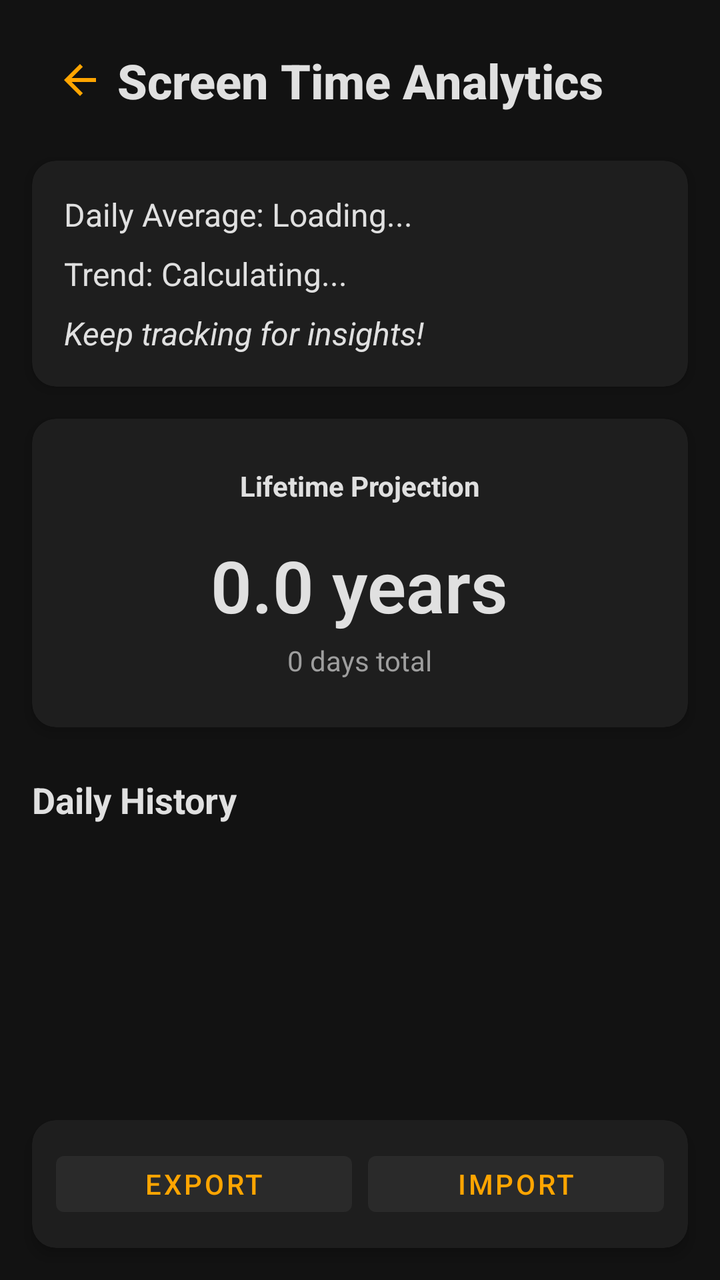
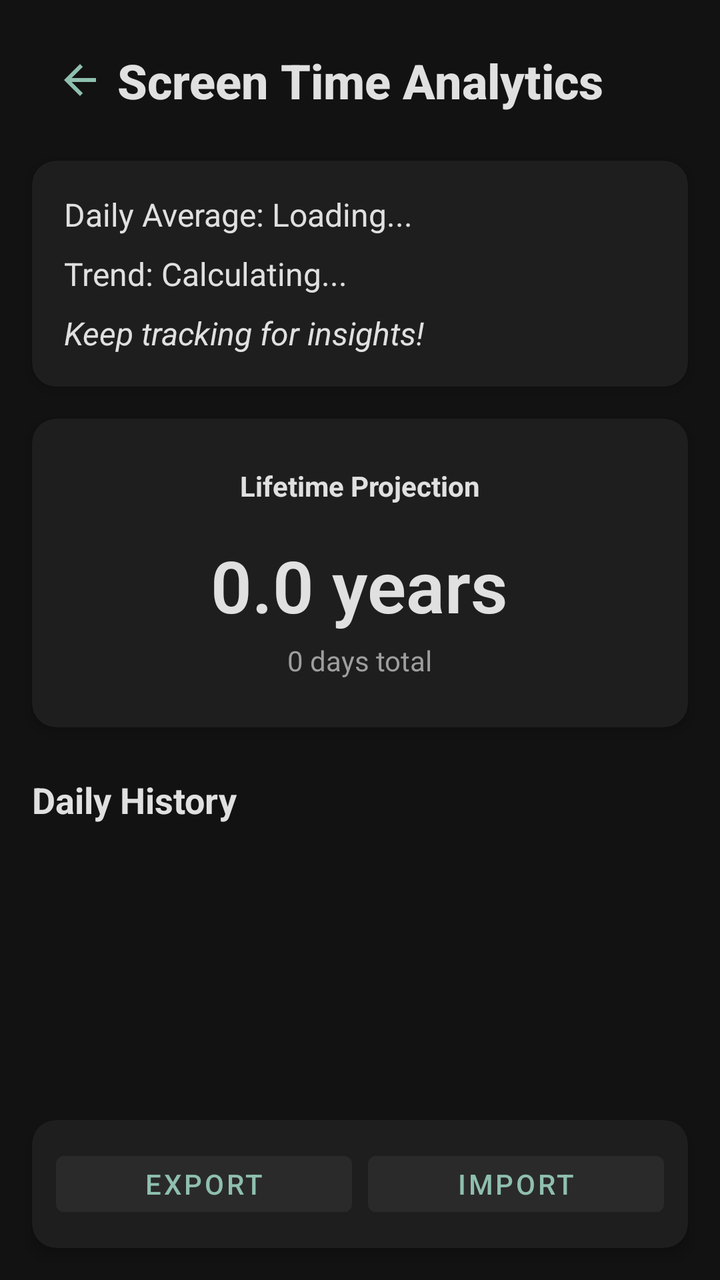

Screens rendered from an Android XML layout before and after an edit, with the pre-edit source and the edit as a unified diff.
<!-- AndroidManifest.xml: application theme Theme.Screentimetracker -->
<!-- res/layout/activity_analytics.xml -->
<?xml version="1.0" encoding="utf-8"?>
<androidx.constraintlayout.widget.ConstraintLayout xmlns:android="http://schemas.android.com/apk/res/android"
    xmlns:app="http://schemas.android.com/apk/res-auto"
    xmlns:tools="http://schemas.android.com/tools"
    android:layout_width="match_parent"
    android:layout_height="match_parent"
    android:background="@color/app_background_dark"
    android:fitsSystemWindows="true"
    tools:context=".AnalyticsActivity">

    <ImageButton
        android:id="@+id/backButton"
        android:layout_width="48dp"
        android:layout_height="48dp"
        android:background="?attr/selectableItemBackgroundBorderless"
        android:contentDescription="Back"
        android:src="@drawable/ic_arrow_back"
        app:layout_constraintStart_toStartOf="parent"
        app:layout_constraintTop_toTopOf="parent"
        android:layout_marginTop="16dp"
        android:layout_marginStart="16dp"
        app:tint="@color/accent_orange" />

    <TextView
        android:id="@+id/titleTextView"
        android:layout_width="wrap_content"
        android:layout_height="wrap_content"
        android:text="Screen Time Analytics"
        android:textColor="@color/text_primary_dark"
        android:textSize="24sp"
        android:textStyle="bold"
        android:fontFamily="sans-serif-medium"
        app:layout_constraintTop_toTopOf="@+id/backButton"
        app:layout_constraintBottom_toBottomOf="@+id/backButton"
        app:layout_constraintStart_toStartOf="parent"
        app:layout_constraintEnd_toEndOf="parent" />

    <androidx.cardview.widget.CardView
        android:id="@+id/summaryCardView"
        android:layout_width="0dp"
        android:layout_height="wrap_content"
        android:layout_marginStart="16dp"
        android:layout_marginTop="24dp"
        android:layout_marginEnd="16dp"
        app:cardBackgroundColor="@color/surface_dark"
        app:cardCornerRadius="12dp"
        app:cardElevation="4dp"
        app:layout_constraintEnd_toEndOf="parent"
        app:layout_constraintStart_toStartOf="parent"
        app:layout_constraintTop_toBottomOf="@+id/titleTextView">

        <LinearLayout
            android:layout_width="match_parent"
            android:layout_height="wrap_content"
            android:orientation="vertical"
            android:padding="16dp">

            <TextView
                android:id="@+id/averageTextView"
                android:layout_width="wrap_content"
                android:layout_height="wrap_content"
                android:text="Daily Average: Loading..."
                android:textColor="@color/text_primary_dark"
                android:textSize="16sp"
                android:layout_marginBottom="8dp" />

            <TextView
                android:id="@+id/trendTextView"
                android:layout_width="wrap_content"
                android:layout_height="wrap_content"
                android:text="Trend: Calculating..."
                android:textColor="@color/text_primary_dark"
                android:textSize="16sp"
                android:layout_marginBottom="8dp" />

            <TextView
                android:id="@+id/progressTextView"
                android:layout_width="wrap_content"
                android:layout_height="wrap_content"
                android:text="Keep tracking for insights!"
                android:textColor="@color/text_primary_dark"
                android:textSize="16sp"
                android:textStyle="italic" />

        </LinearLayout>
    </androidx.cardview.widget.CardView>

    <androidx.cardview.widget.CardView
        android:id="@+id/lifetimeCardView"
        android:layout_width="0dp"
        android:layout_height="wrap_content"
        android:layout_marginStart="16dp"
        android:layout_marginTop="16dp"
        android:layout_marginEnd="16dp"
        app:cardBackgroundColor="@color/surface_dark"
        app:cardCornerRadius="12dp"
        app:cardElevation="4dp"
        app:layout_constraintEnd_toEndOf="parent"
        app:layout_constraintStart_toStartOf="parent"
        app:layout_constraintTop_toBottomOf="@+id/summaryCardView">

        <LinearLayout
            android:layout_width="match_parent"
            android:layout_height="wrap_content"
            android:orientation="vertical"
            android:padding="24dp"
            android:gravity="center">

            <TextView
                android:layout_width="wrap_content"
                android:layout_height="wrap_content"
                android:text="Lifetime Projection"
                android:textColor="@color/text_primary_dark"
                android:textSize="14sp"
                android:textStyle="bold"
                android:layout_marginBottom="16dp" />

            <TextView
                android:id="@+id/lifetimeYearsTextView"
                android:layout_width="wrap_content"
                android:layout_height="wrap_content"
                android:text="0.0 years"
                android:textColor="@color/text_primary_dark"
                android:textSize="36sp"
                android:textStyle="bold"
                android:fontFamily="sans-serif-light"
                android:layout_marginBottom="4dp" />

            <TextView
                android:id="@+id/lifetimeDaysTextView"
                android:layout_width="wrap_content"
                android:layout_height="wrap_content"
                android:text="0 days total"
                android:textColor="@color/text_secondary_dark"
                android:textSize="14sp" />

        </LinearLayout>
    </androidx.cardview.widget.CardView>

    <TextView
        android:id="@+id/historyLabel"
        android:layout_width="wrap_content"
        android:layout_height="wrap_content"
        android:text="Daily History"
        android:textColor="@color/text_primary_dark"
        android:textSize="18sp"
        android:textStyle="bold"
        android:layout_marginStart="16dp"
        android:layout_marginTop="24dp"
        app:layout_constraintStart_toStartOf="parent"
        app:layout_constraintTop_toBottomOf="@+id/lifetimeCardView" />

    <androidx.recyclerview.widget.RecyclerView
        android:id="@+id/analyticsRecyclerView"
        android:layout_width="0dp"
        android:layout_height="0dp"
        android:layout_marginStart="16dp"
        android:layout_marginTop="12dp"
        android:layout_marginEnd="16dp"
        android:layout_marginBottom="8dp"
        app:layout_constraintBottom_toTopOf="@+id/exportImportCard"
        app:layout_constraintEnd_toEndOf="parent"
        app:layout_constraintStart_toStartOf="parent"
        app:layout_constraintTop_toBottomOf="@+id/historyLabel"
        tools:listitem="@layout/item_analytics_day" />

    
    <androidx.cardview.widget.CardView
        android:id="@+id/exportImportCard"
        android:layout_width="0dp"
        android:layout_height="wrap_content"
        android:layout_marginStart="16dp"
        android:layout_marginEnd="16dp"
        android:layout_marginBottom="16dp"
        app:cardBackgroundColor="@color/surface_dark"
        app:cardCornerRadius="12dp"
        app:cardElevation="4dp"
        app:layout_constraintBottom_toBottomOf="parent"
        app:layout_constraintEnd_toEndOf="parent"
        app:layout_constraintStart_toStartOf="parent">

        <LinearLayout
            android:layout_width="match_parent"
            android:layout_height="wrap_content"
            android:orientation="horizontal"
            android:padding="12dp">

            <Button
                android:id="@+id/exportAnalyticsButton"
                style="@style/Widget.Awareen.Button.Flat"
                android:layout_width="0dp"
                android:layout_height="40dp"
                android:layout_weight="1"
                android:text="Export"
                android:textSize="14sp"
                android:layout_marginEnd="8dp" />

            <Button
                android:id="@+id/importAnalyticsButton"
                style="@style/Widget.Awareen.Button.Flat"
                android:layout_width="0dp"
                android:layout_height="40dp"
                android:layout_weight="1"
                android:text="Import"
                android:textSize="14sp" />

        </LinearLayout>
    </androidx.cardview.widget.CardView>

</androidx.constraintlayout.widget.ConstraintLayout>
<!-- res/layout/item_analytics_day.xml (included above) -->
<?xml version="1.0" encoding="utf-8"?>
<androidx.cardview.widget.CardView xmlns:android="http://schemas.android.com/apk/res/android"
    xmlns:app="http://schemas.android.com/apk/res-auto"
    android:layout_width="match_parent"
    android:layout_height="wrap_content"
    android:layout_marginVertical="4dp"
    app:cardBackgroundColor="@color/surface_dark"
    app:cardCornerRadius="8dp"
    app:cardElevation="2dp">

    <androidx.constraintlayout.widget.ConstraintLayout
        android:layout_width="match_parent"
        android:layout_height="wrap_content"
        android:padding="16dp">

        <TextView
            android:id="@+id/dateTextView"
            android:layout_width="wrap_content"
            android:layout_height="wrap_content"
            android:text="Today"
            android:textColor="@color/text_primary_dark"
            android:textSize="16sp"
            android:textStyle="bold"
            app:layout_constraintStart_toStartOf="parent"
            app:layout_constraintTop_toTopOf="parent" />

        <TextView
            android:id="@+id/timeTextView"
            android:layout_width="wrap_content"
            android:layout_height="wrap_content"
            android:text="2h 30m"
            android:textColor="@color/text_primary_dark"
            android:textSize="18sp"
            android:textStyle="bold"
            app:layout_constraintEnd_toStartOf="@+id/statusTextView"
            app:layout_constraintTop_toTopOf="parent"
            android:layout_marginEnd="16dp" />

        <TextView
            android:id="@+id/statusTextView"
            android:layout_width="wrap_content"
            android:layout_height="wrap_content"
            android:text="Good"
            android:textColor="@color/status_good"
            android:textSize="14sp"
            android:textStyle="bold"
            app:layout_constraintEnd_toEndOf="parent"
            app:layout_constraintTop_toTopOf="parent" />

    </androidx.constraintlayout.widget.ConstraintLayout>

</androidx.cardview.widget.CardView>
<!-- resources referenced by this layout -->
<resources>
  <color name="accent_orange">#FFA500</color>
  <color name="app_background_dark">#121212</color>
  <color name="status_good">#4CAF50</color>
  <color name="surface_dark">#1E1E1E</color>
  <color name="text_primary_dark">#E0E0E0</color>
  <color name="text_secondary_dark">#9E9E9E</color>
  <!-- drawable ic_arrow_back (drawable) -->
  <vector xmlns:android="http://schemas.android.com/apk/res/android"
      android:width="24dp"
      android:height="24dp"
      android:viewportWidth="24"
      android:viewportHeight="24"
      android:tint="?attr/colorOnSurface"
      android:autoMirrored="true">
      <path
          android:fillColor="@android:color/white"
          android:pathData="M20,11H7.83l5.59,-5.59L12,4l-8,8 8,8 1.41,-1.41L7.83,13H20v-2z"/>
  </vector>
  <style name="Widget.Awareen.Button.Flat" parent="Widget.MaterialComponents.Button">
          <item name="backgroundTint">@color/surface_variant_dark</item>
          <item name="android:textColor">@color/accent_orange</item>
          <item name="android:stateListAnimator">@null</item>
          <item name="elevation">0dp</item>
      </style>
  <style name="Theme.Screentimetracker" parent="Theme.MaterialComponents.NoActionBar">
          
          <item name="colorPrimary">@color/accent_orange</item>
          <item name="colorPrimaryVariant">@color/accent_orange</item>
          <item name="colorOnPrimary">@color/on_accent</item>
          <item name="colorSecondary">@color/accent_orange</item>
          <item name="colorSecondaryVariant">@color/accent_orange</item>
          <item name="colorOnSecondary">@color/on_accent</item>
  
          <item name="android:windowBackground">@color/app_background_dark</item>
          <item name="android:statusBarColor">@color/app_background_dark</item>
          <item name="android:navigationBarColor">@color/app_background_dark</item>
          <item name="android:windowLightStatusBar">false</item>
          <item name="android:windowLightNavigationBar">false</item>
      </style>
  <color name="surface_variant_dark">#2A2A2A</color>
  <color name="on_accent">#121212</color>
</resources>

<!-- the commit's change to res/layout/activity_analytics.xml (unified diff, before → after) -->
@@ -19,7 +19,7 @@
         app:layout_constraintTop_toTopOf="parent"
         android:layout_marginTop="16dp"
         android:layout_marginStart="16dp"
-        app:tint="@color/accent_orange" />
+        app:tint="@color/accent_primary" />
 
     <TextView
         android:id="@+id/titleTextView"
<!-- resource entries referenced after the edit -->
@@ -1,6 +1,6 @@
 <!-- resources referenced by this layout -->
 <resources>
-  <color name="accent_orange">#FFA500</color>
+  <color name="accent_primary">#8FBFAF</color>
   <color name="app_background_dark">#121212</color>
   <color name="status_good">#4CAF50</color>
   <color name="surface_dark">#1E1E1E</color>
@@ -20,17 +20,17 @@
   </vector>
   <style name="Widget.Awareen.Button.Flat" parent="Widget.MaterialComponents.Button">
           <item name="backgroundTint">@color/surface_variant_dark</item>
-          <item name="android:textColor">@color/accent_orange</item>
+          <item name="android:textColor">@color/accent_primary</item>
           <item name="android:stateListAnimator">@null</item>
           <item name="elevation">0dp</item>
       </style>
   <style name="Theme.Screentimetracker" parent="Theme.MaterialComponents.NoActionBar">
           
-          <item name="colorPrimary">@color/accent_orange</item>
-          <item name="colorPrimaryVariant">@color/accent_orange</item>
+          <item name="colorPrimary">@color/accent_primary</item>
+          <item name="colorPrimaryVariant">@color/accent_primary</item>
           <item name="colorOnPrimary">@color/on_accent</item>
-          <item name="colorSecondary">@color/accent_orange</item>
-          <item name="colorSecondaryVariant">@color/accent_orange</item>
+          <item name="colorSecondary">@color/accent_primary</item>
+          <item name="colorSecondaryVariant">@color/accent_primary</item>
           <item name="colorOnSecondary">@color/on_accent</item>
   
           <item name="android:windowBackground">@color/app_background_dark</item>
@@ -40,6 +40,6 @@
           <item name="android:windowLightNavigationBar">false</item>
       </style>
   <color name="surface_variant_dark">#2A2A2A</color>
-  <color name="on_accent">#121212</color>
+  <color name="on_accent">#122220</color>
 </resources>
 
